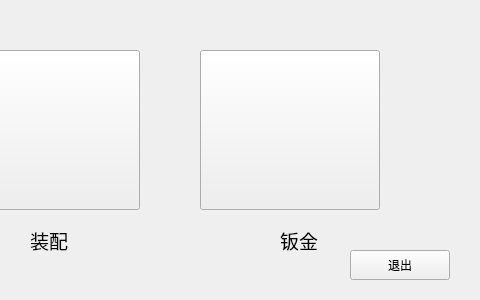
The window that ui/ModuleSelect.ui (qunat/Pythonocc-CAD) describes before a commit, drawn with Qt 5; both pictures show x 350 to 830 and y 0 to 300 of the 830 by 300 pixel window.
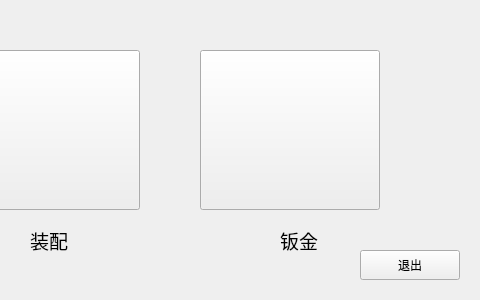
The same window after the commit. Icons and pictures are not drawn.

The edit to the form file:
```diff
--- a/ui/ModuleSelect.ui
+++ b/ui/ModuleSelect.ui
@@ -145,7 +145,7 @@
   <widget class="QPushButton" name="pushButton_4">
    <property name="geometry">
     <rect>
-     <x>700</x>
+     <x>710</x>
      <y>250</y>
      <width>100</width>
      <height>30</height>
```
